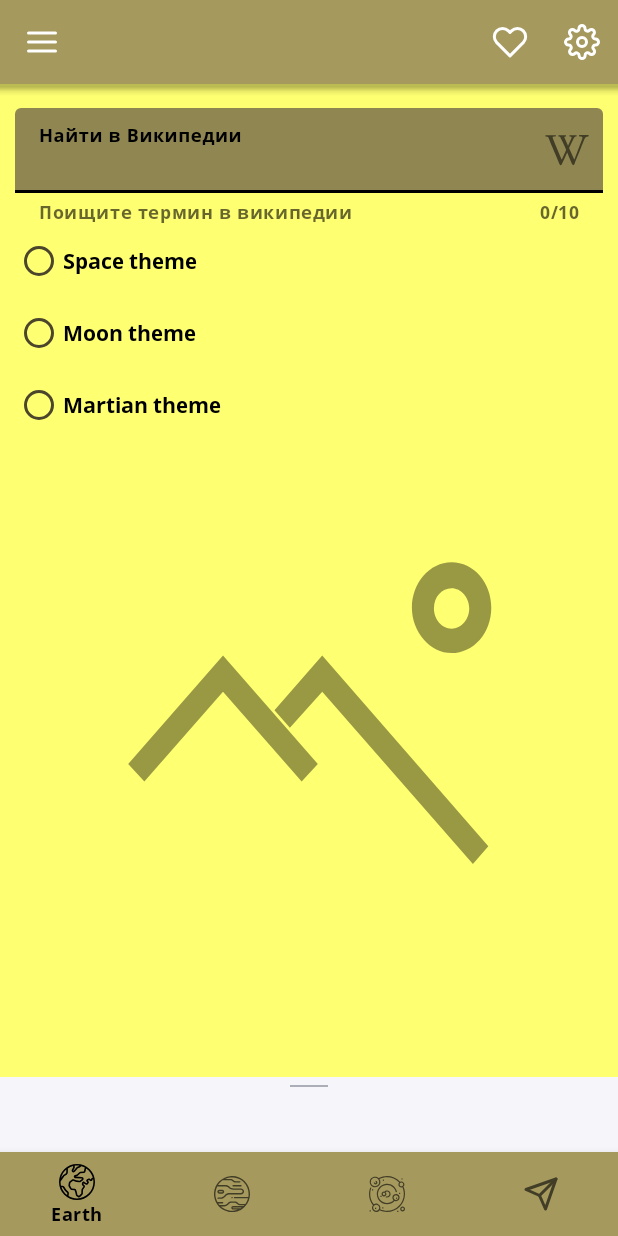
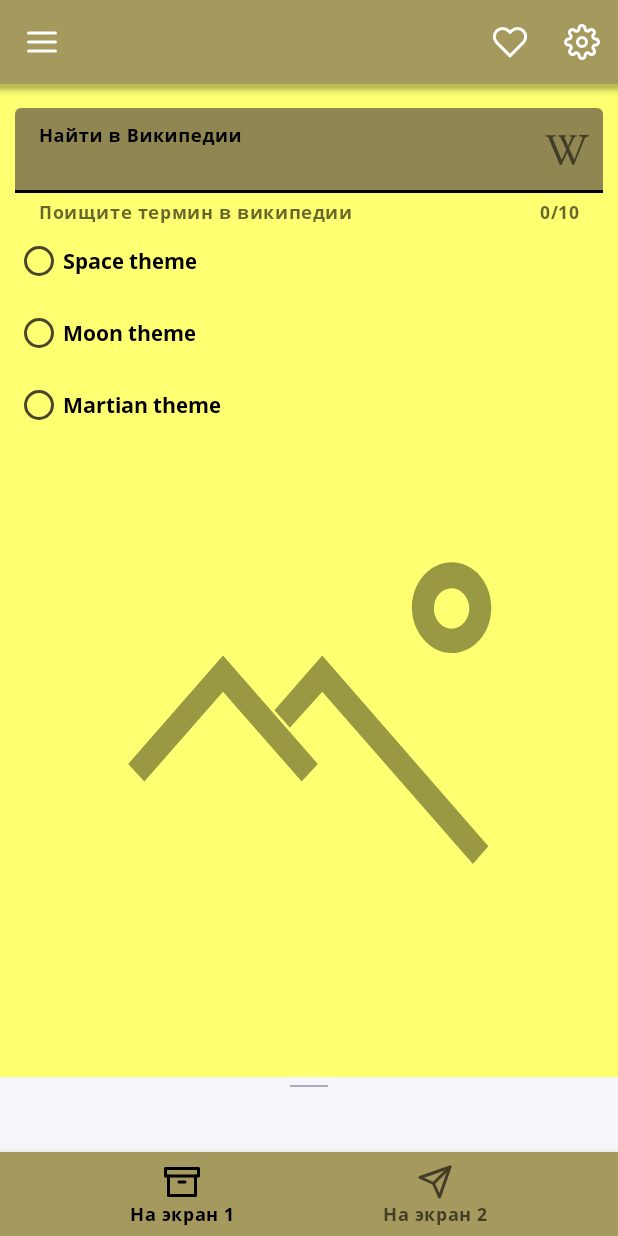
Before and after one commit to ip-droid/PiK4A, an Android app: the MainActivity screen opened directly, with no data from a screen before it, on a phone screen of 412 x 824 dp. Run offline under Robolectric (Android 15) with nearby library versions, the phone set to English and light mode, and no system bars; pictures from the network do not load.

Commit message:
Пытаюсь разобраться с Explode + Fade, но почему то не могу найти  R.layout.activity_animations_explode_list_item,

```diff
--- a/app/build.gradle
+++ b/app/build.gradle
@@ -4,7 +4,7 @@ plugins {
 }
 
 android {
-    compileSdk 31
+    compileSdk 30
 
     buildFeatures{
         viewBinding true
@@ -13,7 +13,7 @@ android {
     defaultConfig {
         applicationId "com.google.pik4a"
         minSdk 21
-        targetSdk 31
+        targetSdk 30
         versionCode 1
         versionName "1.0"
 
--- a/app/src/main/AndroidManifest.xml
+++ b/app/src/main/AndroidManifest.xml
@@ -16,6 +16,11 @@
         <activity
             android:name=".homework_three.ApiActivity"
             android:exported="true">
+        </activity>
+
+        <activity
+            android:name=".animation.AnimationsActivity"
+            android:exported="true">
             <intent-filter>
                 <action android:name="android.intent.action.MAIN" />
 
--- a/app/src/main/java/com/google/pik4a/animation/AnimationActivity.kt
+++ /dev/null
@@ -1,4 +0,0 @@
-package com.google.pik4a.animation
-
-class AnimationActivity {
-}
--- a/app/src/main/res/menu/menu_bottom_navigation.xml
+++ b/app/src/main/res/menu/menu_bottom_navigation.xml
@@ -1,23 +1,37 @@
 <?xml version="1.0" encoding="utf-8"?>
 <menu xmlns:android="http://schemas.android.com/apk/res/android"
     xmlns:app="http://schemas.android.com/apk/res-auto">
-    <item
-        android:id="@+id/action_earth"
-        android:icon="@drawable/ic_earth"
-        app:tooltipText="Это Земля"
-        android:title="Earth" />
-    <item
-        android:id="@+id/action_mars"
-        android:icon="@drawable/ic_mars"
-        android:title="Mars" />
-    <item
-        android:id="@+id/action_system"
-        android:icon="@drawable/ic_system"
-        android:title="System" />
+    <!--   <group android:checkableBehavior="none">-->
+    <!--       <item-->
+    <!--           android:id="@+id/navigation_one"-->
+    <!--           android:icon="@drawable/ic_earth"-->
+    <!--           app:tooltipText="Это Земля"-->
+    <!--           android:title="Earth" />-->
+    <!--       <item-->
+    <!--           android:id="@+id/navigation_two"-->
+    <!--           android:icon="@drawable/ic_mars"-->
+    <!--           android:title="Mars" />-->
+    <!--       <item-->
+    <!--           android:id="@+id/action_system"-->
+    <!--           android:icon="@drawable/ic_system"-->
+    <!--           android:title="System" />-->
 
-    <item
-        android:id="@+id/action_nasa"
-        android:icon="@drawable/ic_send"
-        android:title="Nasa" />
+    <!--       <item-->
+    <!--           android:id="@+id/action_nasa"-->
+    <!--           android:icon="@drawable/ic_send"-->
+    <!--           android:title="Nasa" />-->
+    <!--   </group>-->
+
+
+    <group android:checkableBehavior="none">
+        <item
+            android:id="@+id/navigation_one"
+            android:icon="@drawable/ic_archive"
+            android:title="На экран 1" />
+        <item
+            android:id="@+id/navigation_two"
+            android:icon="@drawable/ic_send"
+            android:title="На экран 2" />
+    </group>
 
 </menu>
```
Also changed, not shown: app/src/main/java/com/google/pik4a/animation/AnimationsActivity.kt (added, +72 -0 lines), app/src/main/java/com/google/pik4a/view/picture/BottomNavigationDrawerFragment.kt (+10 -4 lines), app/src/main/res/layout/activity_animations.xml (added, +22 -0 lines), app/src/main/res/layout/activity_animations_explode.xml (added, +8 -0 lines), app/src/main/res/layout/activity_animations_explode_list_item.xml (added, +9 -0 lines).
